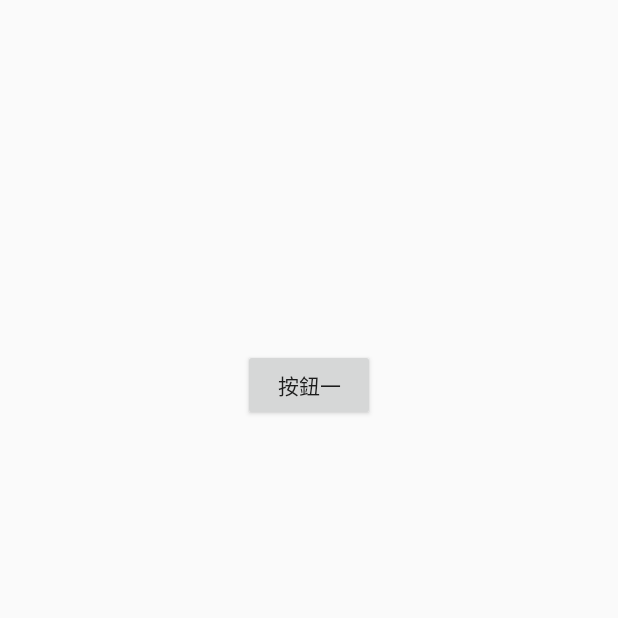
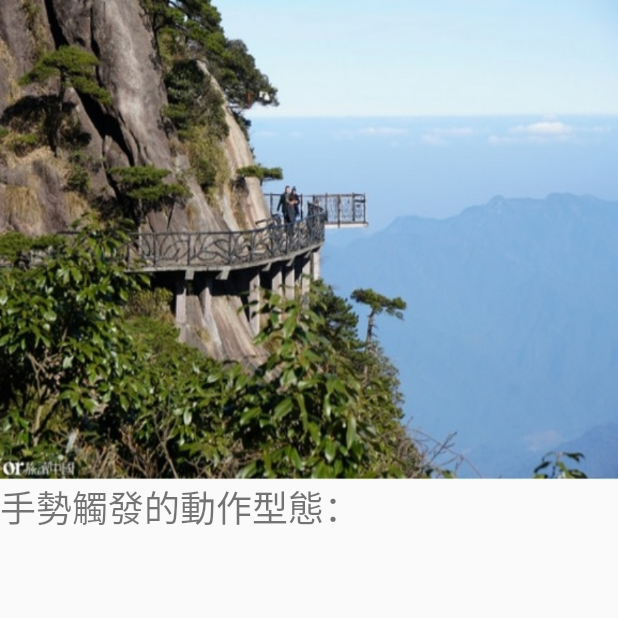
Before and after one commit to cv33301/APP-, an Android app: the screen it shows after launch (Activity_Button_Java before the commit, Activity_ImageviewOnTouch_Java after it), on a phone screen of 412 x 824 dp, the top half of it. Run offline under Robolectric (Android 15) with nearby library versions, the phone set to English and light mode, and no system bars.

Commit message:
no message

```diff
--- /dev/null
+++ b/app/src/main/java/com/example/application1/Activity_ImageviewOnTouch_Java.java
@@ -0,0 +1,56 @@
+package com.example.application1;
+
+import android.app.Activity;
+import android.os.Bundle;
+import android.view.MotionEvent;
+import android.view.View;
+import android.widget.ImageView;
+import android.widget.TextView;
+
+import androidx.activity.EdgeToEdge;
+import androidx.appcompat.app.AppCompatActivity;
+
+
+    public class Activity_ImageviewOnTouch_Java extends AppCompatActivity {
+
+        ImageView imageview_01;
+        TextView textview_chang_pic, textview_chang_scaletype;
+
+        int imageIndex = 0, scaleIndex = 0, i = 0;
+
+        @Override
+        protected void onCreate(Bundle savedInstanceState) {
+            super.onCreate(savedInstanceState);
+            EdgeToEdge.enable(this);
+            setContentView(R.layout.activity_imageview_java);
+    //        ViewCompat.setOnApplyWindowInsetsListener(findViewById(R.id.main), (v, insets) -> {
+    //            Insets systemBars = insets.getInsets(WindowInsetsCompat.Type.systemBars());
+    //            v.setPadding(systemBars.left, systemBars.top, systemBars.right, systemBars.bottom);
+    //            return insets;
+    //        });
+            imageview_01 = findViewById(R.id.imageview_01);
+            textview_chang_pic = findViewById(R.id.textview_chang_pic);
+            textview_chang_scaletype = findViewById(R.id.textview_chang_scaletype);
+
+            textview_chang_pic.setText("手勢觸發的動作型態：");
+            textview_chang_scaletype.setText("");
+
+            imageview_01.setOnTouchListener(new View.OnTouchListener() {
+                @Override
+                public boolean onTouch(View v, MotionEvent event) {
+                    if (event.getAction() == MotionEvent.ACTION_DOWN) {
+                        textview_chang_scaletype.setText("ACTION DOWN 動作被觸發");
+                    } else if (event.getAction() == MotionEvent.ACTION_UP) {
+                        textview_chang_scaletype.setText("ACTION UP 動作被觸發");
+                    } else if (event.getAction() == MotionEvent.ACTION_MOVE) {
+                        textview_chang_scaletype.setText("ACTION MOVE 動作被觸發");
+                    } else {
+                        textview_chang_scaletype.setText("ACTION CODE-" + event.getAction());
+                    }
+
+                    return false;
+                }
+            });
+
+        }
+    }
--- /dev/null
+++ b/app/src/main/res/layout/activity_imageview_java.xml
@@ -0,0 +1,37 @@
+<?xml version="1.0" encoding="utf-8"?>
+<LinearLayout xmlns:android="http://schemas.android.com/apk/res/android"
+    android:layout_width="match_parent"
+    android:layout_height="match_parent"
+    android:orientation="vertical">
+
+    <ImageView
+        android:layout_width="match_parent"
+        android:layout_height="320dp"
+        android:id="@+id/imageview_01"
+        android:src="@drawable/picture01"
+        android:scaleType="fitXY"
+        android:focusable="true"
+        android:focusableInTouchMode="true"
+        android:clickable="true"/>
+
+    <TextView
+        android:layout_width="match_parent"
+        android:layout_height="wrap_content"
+        android:id="@+id/textview_chang_pic"
+        android:text="切換顯示圖片"
+        android:textSize="24sp"
+        android:focusableInTouchMode="true"
+        android:focusable="true"
+        android:clickable="true"/>
+
+    <TextView
+        android:layout_width="match_parent"
+        android:layout_height="wrap_content"
+        android:id="@+id/textview_chang_scaletype"
+        android:text="變更縮放模式"
+        android:textSize="24sp"
+        android:focusableInTouchMode="true"
+        android:focusable="true"
+        android:clickable="true"/>
+
+</LinearLayout>
```
Also changed, not shown: app/src/main/AndroidManifest.xml (+10 -1 lines), app/src/main/java/com/example/application1/Activity_Button_Java.java (+29 -4 lines), app/src/main/java/com/example/application1/Activity_Imageview_Java.java (added, +85 -0 lines), app/src/main/java/com/example/application1/Activity_Textview_Java.java (added, +80 -0 lines), app/src/main/res/layout/activity_button_java.xml (+10 -0 lines), app/src/main/res/layout/activity_textview_java.xml (added, +45 -0 lines), app/src/main/res/drawable/imageview_java_1.jpg (added), app/src/main/res/drawable/imageview_java_2.jpg (added).
